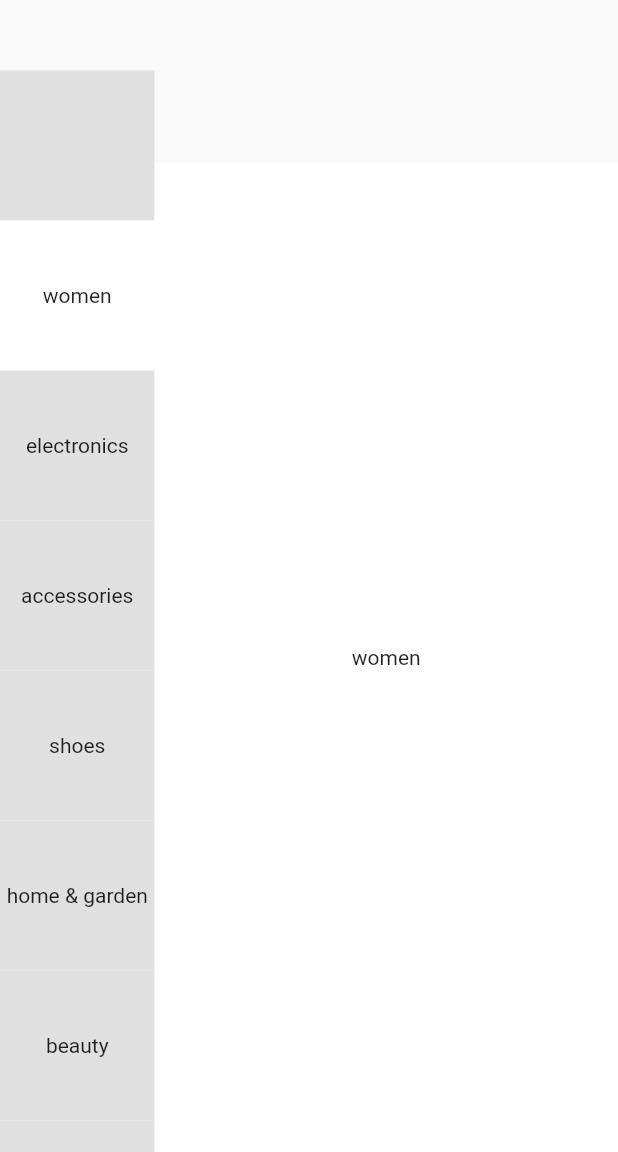
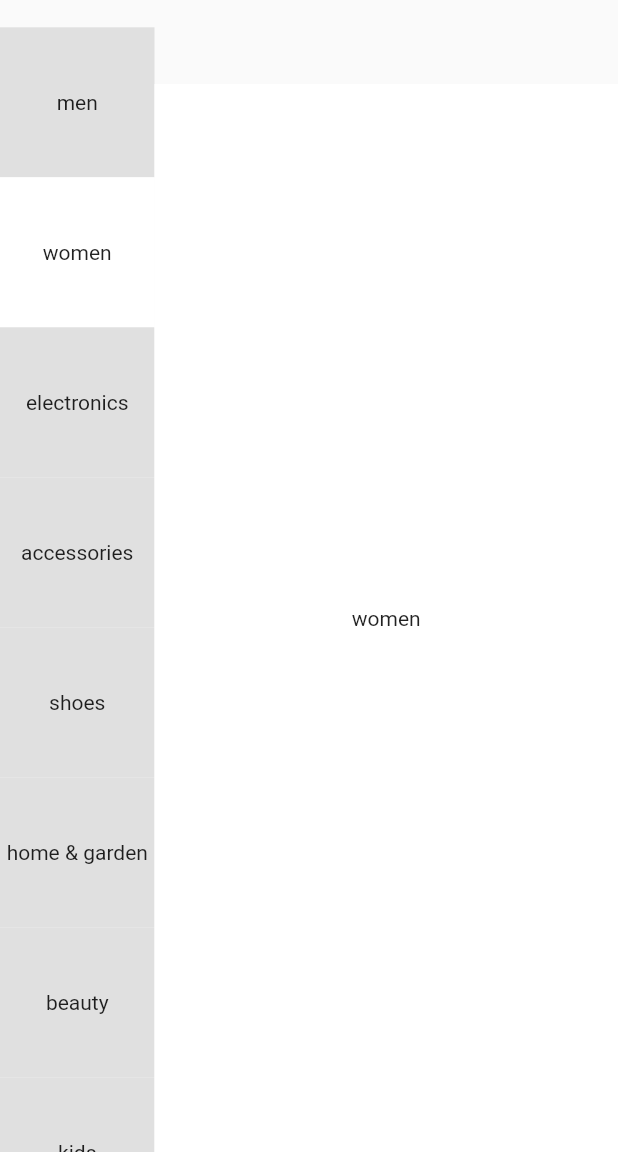
Before and after one commit to Zachariah-Farhang/multi-stor, a Flutter app: the CategoryScreen screen opened directly, scrolled down 576 dp, after a tap on "men", on a phone screen of 412 x 824 dp, the part 84-1236 px from its top. Run offline on Flutter 3.47's test engine with Material 2 defaults, Android fonts, the phone set to English and light mode, and no system bars.

Commit message:
i made some changes to category

```diff
--- a/lib/main_screans/category.dart
+++ b/lib/main_screans/category.dart
@@ -12,6 +12,9 @@
   ItemData(label: 'kids', isSelected: false),
   ItemData(label: 'bags', isSelected: false),
 ];
+
+double appBarHeight = AppBar().preferredSize.height;
+double bottomBarHeight = appBarHeight;
 
 class CategoryScreen extends StatefulWidget {
   const CategoryScreen({Key? key}) : super(key: key);
@@ -55,6 +58,7 @@
           } else {
             _portrait = false;
           }
+
           return Stack(
             children: [
               Positioned(
@@ -77,11 +81,9 @@
   Widget sideNavigator(Size size) {
     return SizedBox(
       width: size.width * 0.25,
-      height: size.height * 0.8,
+      height: size.height - bottomBarHeight - appBarHeight,
       child: ListView.builder(
-        padding: _portrait
-            ? const EdgeInsets.only(top: 0)
-            : const EdgeInsets.only(top: 50),
+        padding: const EdgeInsets.only(top: 24),
         controller: _scrollController,
         physics: const BouncingScrollPhysics(),
         itemCount: items.length,
@@ -114,7 +116,7 @@
   Widget categView(Size size) {
     return Container(
       width: size.width * 0.75,
-      height: size.height * 0.8,
+      height: size.height - bottomBarHeight - appBarHeight,
       color: Colors.white,
       child: PageView(
         controller: _pageController,
@@ -144,7 +146,7 @@
       items[index].isSelected = true;
       _selectedIndex = index;
       _scrollToIndex(
-          index, _portrait ? size.height * 0.075 : size.height * 0.25);
+          index, _portrait ? size.height * 0.075 : size.height * 0.20);
     });
   }
 
```
